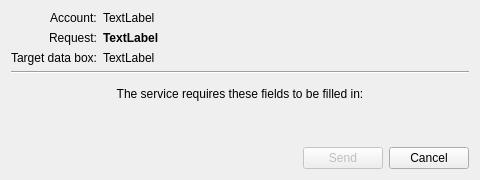
This is src/gov_services/ui/dlg_gov_service.ui in psakar/datovka as Qt 5 draws it before an edit. The edited form follows.
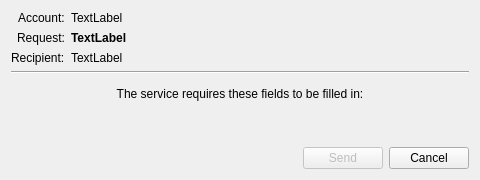
This is the edited form. Icons and pictures are not drawn.

Commit message: Replaced a too long label.

What changed in the file:
```diff
--- a/src/gov_services/ui/dlg_gov_service.ui
+++ b/src/gov_services/ui/dlg_gov_service.ui
@@ -56,7 +56,7 @@
      <item row="2" column="0">
       <widget class="QLabel" name="boxLabel">
        <property name="text">
-        <string>Target data box:</string>
+        <string>Recipient:</string>
        </property>
       </widget>
      </item>
```
